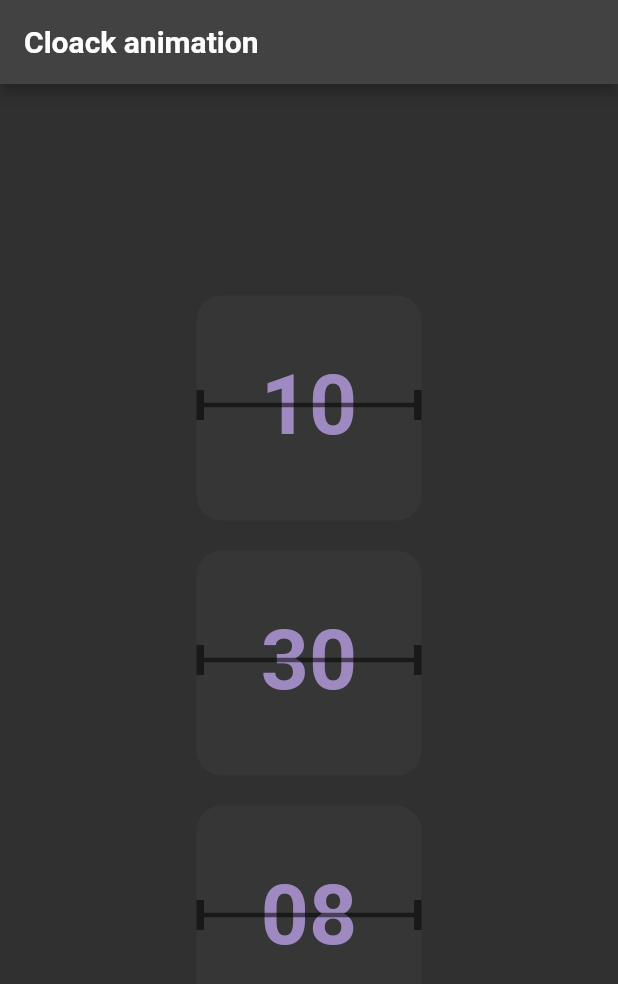
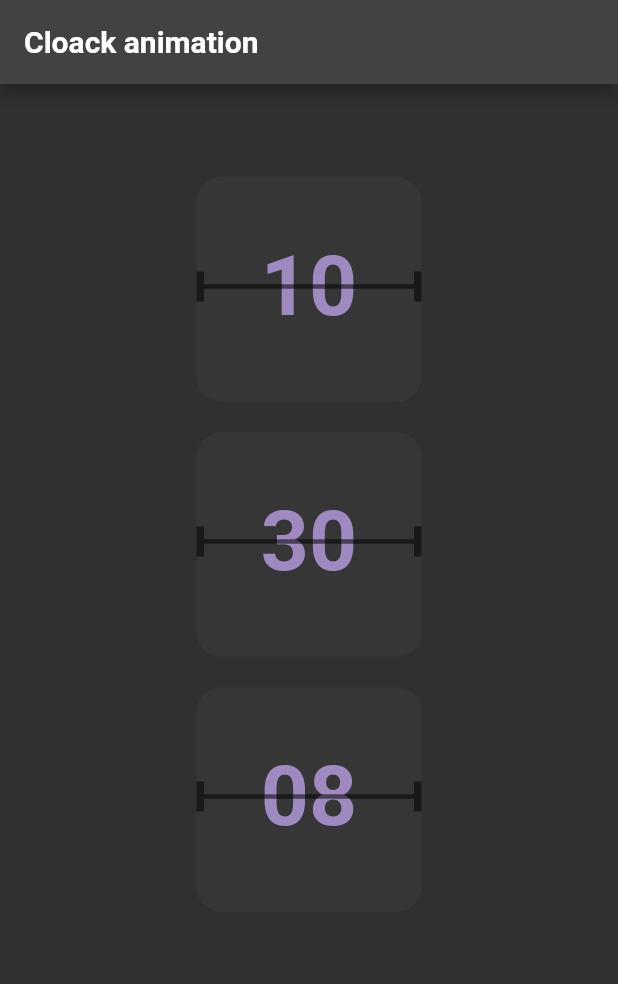
Before and after one commit to Zeeshan-progs/clock_animation, a Flutter app: the screen it shows after launch, on a phone screen of 412 x 824 dp. Shown: the top 984 px of the screen. Run offline on Flutter 3.47's test engine with Material 2 defaults, Android fonts, the phone set to English and light mode, and no system bars; our stand-ins replace google_fonts; Roboto replaces fonts that are missing (Glegoo).

Commit message:
Update main.dart

```diff
--- a/lib/main.dart
+++ b/lib/main.dart
@@ -19,13 +19,32 @@ TextStyle textStyle({double? fontSize, Color? color, FontWeight? fontWeight}) =>
     );
 
 class MyApp extends StatefulWidget {
-  MyApp({super.key});
+  const MyApp({super.key});
 
   @override
   State<MyApp> createState() => _MyAppState();
 }
 
 class _MyAppState extends State<MyApp> {
+  @override
+  Widget build(BuildContext context) {
+    return MaterialApp(
+      debugShowCheckedModeBanner: false,
+      themeMode: ThemeMode.dark,
+      theme: ThemeData.dark(),
+      builder: (context, child) => const HomeScreen(),
+    );
+  }
+}
+
+class HomeScreen extends StatefulWidget {
+  const HomeScreen({super.key});
+
+  @override
+  State<HomeScreen> createState() => _HomeScreenState();
+}
+
+class _HomeScreenState extends State<HomeScreen> {
   DateTime now = DateTime.now();
   Timer? timer;
   @override
@@ -35,7 +54,7 @@ class _MyAppState extends State<MyApp> {
       timer = Timer.periodic(const Duration(seconds: 1), (t) {
         setState(() {
           // to update new time with new time after adding a sec in current time
-          now = now.add(Duration(seconds: 1));
+          now = now.add(const Duration(seconds: 1));
         });
       });
     });
@@ -49,11 +68,7 @@ class _MyAppState extends State<MyApp> {
 
   @override
   Widget build(BuildContext context) {
-    return MaterialApp(
-      debugShowCheckedModeBanner: false,
-      themeMode: ThemeMode.dark,
-      theme: ThemeData.dark(),
-      builder: (context, child) => Scaffold(
+    return Scaffold(
       appBar: AppBar(
         title: Text(
           'Cloack animation',
@@ -63,11 +78,14 @@ class _MyAppState extends State<MyApp> {
         ),
       ),
       body: SafeArea(
-            child: Center(
+          child: SingleChildScrollView(
         child: Column(
-            mainAxisAlignment: MainAxisAlignment.center,
           crossAxisAlignment: CrossAxisAlignment.center,
+          mainAxisSize: MainAxisSize.min,
           children: [
+            const SizedBox(
+              height: 60,
+            ),
             TimeWidget(
               time: DateFormat('HH').format(now),
             ),
@@ -86,22 +104,24 @@ class _MyAppState extends State<MyApp> {
           ],
         ),
       )),
-      ),
     );
   }
 }
 
 class TimeWidget extends StatelessWidget {
-  const TimeWidget({
+  TimeWidget({
     Key? key,
     required this.time,
   }) : super(key: key);
 
   final String time;
-
+  EdgeInsets padding = const EdgeInsets.all(8);
   @override
   Widget build(BuildContext context) {
-    return Container(
+    final size = MediaQuery.of(context).size;
+    return Align(
+      alignment: Alignment.center,
+      child: Container(
         height: 150,
         width: 150,
         decoration: BoxDecoration(
@@ -143,6 +163,7 @@ class TimeWidget extends StatelessWidget {
             ),
           ],
         ),
+      ),
     );
   }
 }
```
Lines whose indentation alone changed are shown as unchanged.
